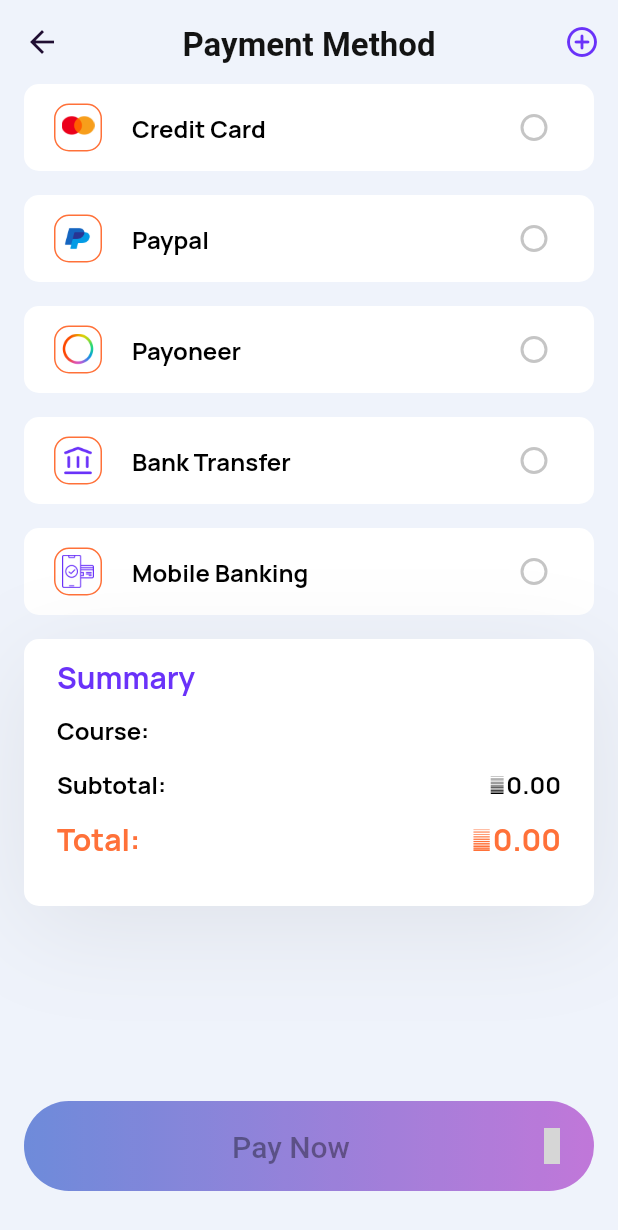
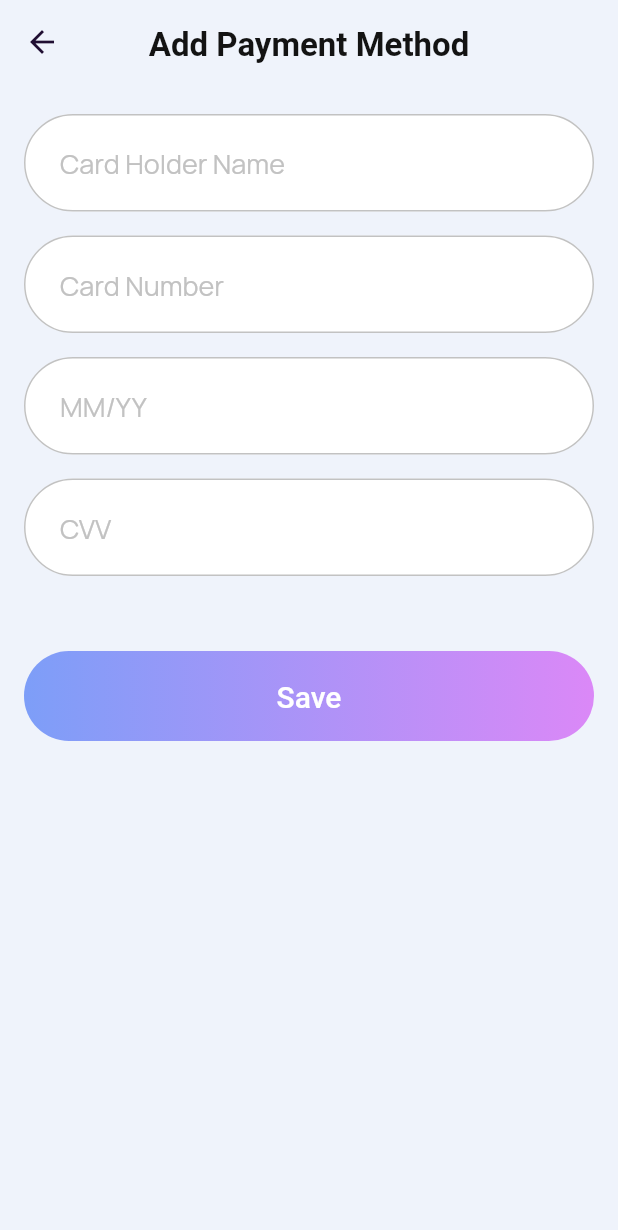
Before and after one commit to Manuelkpatsu/learning_app, a Flutter app: the PaymentMethodScreen screen opened directly with empty values, after a tap on the "add circle outline" icon, on a phone screen of 412 x 824 dp. Shown: the top 1230 px of the screen. Run offline on Flutter 3.47's test engine with Material 2 defaults, Android fonts, the phone set to English and light mode, and no system bars; our stand-ins replace equatable, flutter_rating_bar, flutter_svg, google_fonts, iconly, pin_code_fields and 4 more; grey boxes are pictures that could not be loaded.

Commit message:
Implement add payment method screen

```diff
--- a/lib/router.dart
+++ b/lib/router.dart
@@ -7,6 +7,7 @@ import 'screen/auth/password_changed_success/password_reset_success_screen.dart'
 import 'screen/auth/reset_password/reset_password_screen.dart';
 import 'screen/auth/sign_in/sign_in_screen.dart';
 import 'screen/auth/sign_up/sign_up_screen.dart';
+import 'screen/main/add_payment_method/add_payment_method_screen.dart';
 import 'screen/main/app.dart';
 import 'screen/main/course_detail/course_detail_screen.dart';
 import 'screen/main/explore/explore_screen.dart';
@@ -60,6 +61,8 @@ Route<dynamic> generateRoute(RouteSettings settings) {
     case PaymentMethodScreen.routeName:
       Course argument = settings.arguments as Course;
       return MaterialPageRoute(builder: (_) => PaymentMethodScreen(course: argument));
+    case AddPaymentMethodScreen.routeName:
+      return MaterialPageRoute(builder: (_) => const AddPaymentMethodScreen());
     default:
       return MaterialPageRoute(
         builder: (_) => Scaffold(
--- /dev/null
+++ b/lib/screen/main/add_payment_method/add_payment_method_screen.dart
@@ -0,0 +1,115 @@
+import 'package:flutter/material.dart';
+import 'package:flutter/services.dart';
+import 'package:learning_app/screen/widget/app_bar_title.dart';
+import 'package:learning_app/screen/widget/gradient_button.dart';
+import 'package:learning_app/screen/widget/text_input_field.dart';
+import 'package:learning_app/utils/card_month_input_formatter.dart';
+import 'package:learning_app/utils/card_number_input_formatter.dart';
+import 'package:learning_app/utils/validator.dart';
+
+class AddPaymentMethodScreen extends StatefulWidget {
+  static const routeName = '/add_payment_method';
+
+  const AddPaymentMethodScreen({Key? key}) : super(key: key);
+
+  @override
+  State<AddPaymentMethodScreen> createState() => _AddPaymentMethodScreenState();
+}
+
+class _AddPaymentMethodScreenState extends State<AddPaymentMethodScreen> {
+  final TextEditingController _cardNumberController = TextEditingController();
+  final TextEditingController _expiryDateController = TextEditingController();
+  final TextEditingController _cvvCodeController = TextEditingController();
+  final TextEditingController _cardHolderNameController = TextEditingController();
+  final GlobalKey<FormState> _addPaymentMethodFormKey = GlobalKey<FormState>();
+
+  @override
+  void dispose() {
+    _cardNumberController.dispose();
+    _expiryDateController.dispose();
+    _cvvCodeController.dispose();
+    _cardHolderNameController.dispose();
+    super.dispose();
+  }
+
+  @override
+  Widget build(BuildContext context) {
+    return Scaffold(
+      appBar: AppBar(
+        title: const AppBarTitle(title: 'Add Payment Method'),
+        centerTitle: true,
+      ),
+      body: SingleChildScrollView(
+        padding: const EdgeInsets.symmetric(horizontal: 16),
+        physics: const AlwaysScrollableScrollPhysics(),
+        child: Form(
+          key: _addPaymentMethodFormKey,
+          child: Column(
+            children: [
+              const SizedBox(height: 20),
+              TextInputField(
+                controller: _cardHolderNameController,
+                validator: Validator.cardHolderName,
+                inputAction: TextInputAction.next,
+                textCapitalization: TextCapitalization.words,
+                autofillHints: const [AutofillHints.creditCardName],
+                hintText: 'Card Holder Name',
+              ),
+              const SizedBox(height: 16),
+              TextInputField(
+                controller: _cardNumberController,
+                validator: Validator.cardNumber,
+                inputAction: TextInputAction.next,
+                inputType: TextInputType.number,
+                inputFormatters: [
+                  FilteringTextInputFormatter.digitsOnly,
+                  LengthLimitingTextInputFormatter(19),
+                  CardNumberInputFormatter(),
+                ],
+                autofillHints: const [AutofillHints.creditCardNumber],
+                hintText: 'Card Number',
+              ),
+              const SizedBox(height: 16),
+              TextInputField(
+                controller: _expiryDateController,
+                validator: Validator.date,
+                inputAction: TextInputAction.next,
+                inputType: TextInputType.number,
+                inputFormatters: [
+                  FilteringTextInputFormatter.digitsOnly,
+                  LengthLimitingTextInputFormatter(4),
+                  CardMonthInputFormatter(),
+                ],
+                autofillHints: const [AutofillHints.creditCardExpirationDate],
+                hintText: 'MM/YY',
+              ),
+              const SizedBox(height: 16),
+              TextInputField(
+                controller: _cvvCodeController,
+                validator: Validator.cvv,
+                inputAction: TextInputAction.done,
+                inputType: TextInputType.number,
+                inputFormatters: [
+                  FilteringTextInputFormatter.digitsOnly,
+                  LengthLimitingTextInputFormatter(4),
+                ],
+                autofillHints: const [AutofillHints.creditCardSecurityCode],
+                hintText: 'CVV',
+              ),
+              const SizedBox(height: 50),
+              GradientButton(
+                onPressed: () {
+                  if (_addPaymentMethodFormKey.currentState!.validate()) {
+                    Navigator.of(context).pop();
+                  }
+                },
+                widget: const Text('Save'),
+              ),
+              const SizedBox(height: 50),
+            ],
+          ),
+        ),
+      ),
+    );
+  }
+}
--- a/lib/screen/main/payment_method/payment_method_screen.dart
+++ b/lib/screen/main/payment_method/payment_method_screen.dart
@@ -3,6 +3,7 @@ import 'package:iconly/iconly.dart';
 import 'package:learning_app/models/course.dart';
 import 'package:learning_app/models/payment_method.dart';
 import 'package:learning_app/models/payment_type.dart';
+import 'package:learning_app/screen/main/add_payment_method/add_payment_method_screen.dart';
 import 'package:learning_app/screen/widget/app_bar_title.dart';
 import 'package:learning_app/screen/widget/gradient_button.dart';
 import 'package:learning_app/theme/custom_color.dart';
@@ -78,7 +79,9 @@ class _PaymentMethodScreenState extends State<PaymentMethodScreen> {
         actions: [
           IconButton(
             splashRadius: 20,
-            onPressed: () {},
+            onPressed: () {
+              Navigator.of(context).pushNamed(AddPaymentMethodScreen.routeName);
+            },
             icon: const Icon(
               Icons.add_circle_outline_rounded,
               color: CustomColor.primaryColor,
--- a/lib/screen/widget/password_input_field.dart
+++ b/lib/screen/widget/password_input_field.dart
@@ -93,10 +93,10 @@ class PasswordInputField extends StatelessWidget {
           color: CustomColor.textFieldBorderColor,
           height: 1.38,
         ),
-        errorStyle: TextStyle(
-          fontSize: 18,
+        errorStyle: const TextStyle(
+          fontSize: 12,
           fontWeight: FontWeight.w400,
-          color: CustomColor.errorColor.withOpacity(0.53),
+          color: CustomColor.errorColor,
           height: 1.38,
         ),
       ),
--- a/lib/screen/widget/text_input_field.dart
+++ b/lib/screen/widget/text_input_field.dart
@@ -127,10 +127,10 @@ class TextInputField extends StatelessWidget {
           color: CustomColor.textFieldBorderColor,
           height: 1.38,
         ),
-        errorStyle: TextStyle(
-          fontSize: 18,
+        errorStyle: const TextStyle(
+          fontSize: 12,
           fontWeight: FontWeight.w400,
-          color: CustomColor.errorColor.withOpacity(0.53),
+          color: CustomColor.errorColor,
           height: 1.38,
         ),
       ),
```
